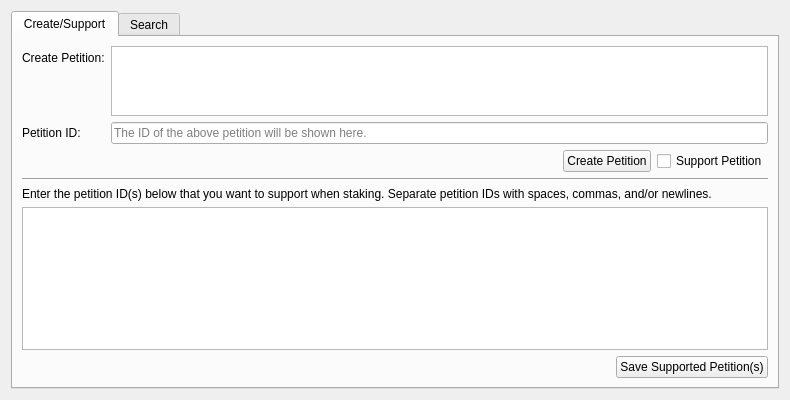
This is src/qt/forms/clamourpage.ui in trentrussell/qednet as Qt 5 draws it before an edit. The edited form follows.
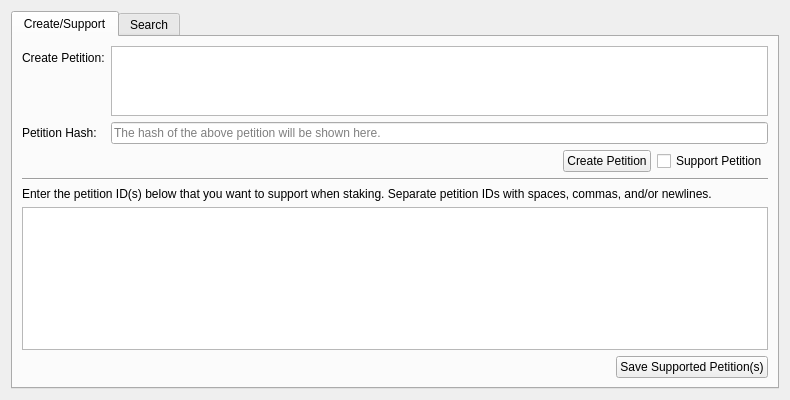
This is the edited form. Custom widgets are drawn as their Qt base class.

Commit message: Clamour page: Change "Petition ID" field to "Petition Hash"

Diff of the .ui file:
```diff
--- a/src/qt/forms/clamourpage.ui
+++ b/src/qt/forms/clamourpage.ui
@@ -46,7 +46,7 @@
          <item row="1" column="0">
           <widget class="QLabel" name="label_2">
            <property name="text">
-            <string>Petition ID:</string>
+            <string>Petition Hash:</string>
            </property>
           </widget>
          </item>
@@ -59,7 +59,7 @@
             <bool>true</bool>
            </property>
            <property name="placeholderText">
-            <string>The ID of the above petition will be shown here.</string>
+            <string>The hash of the above petition will be shown here.</string>
            </property>
           </widget>
          </item>
```
